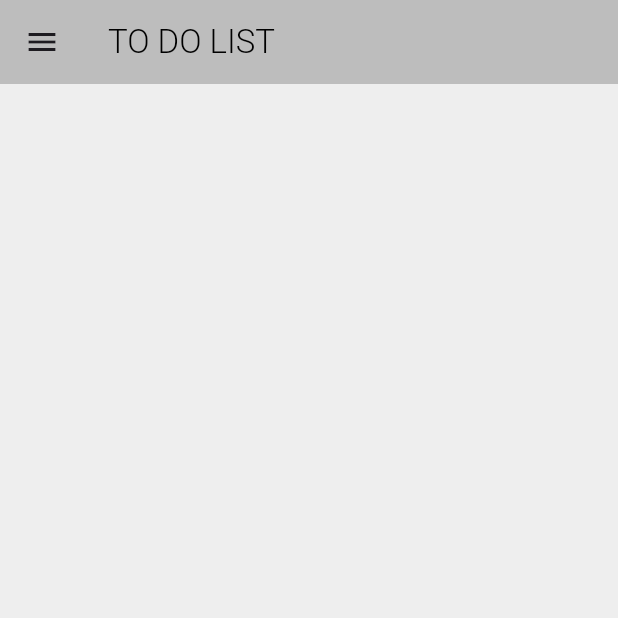
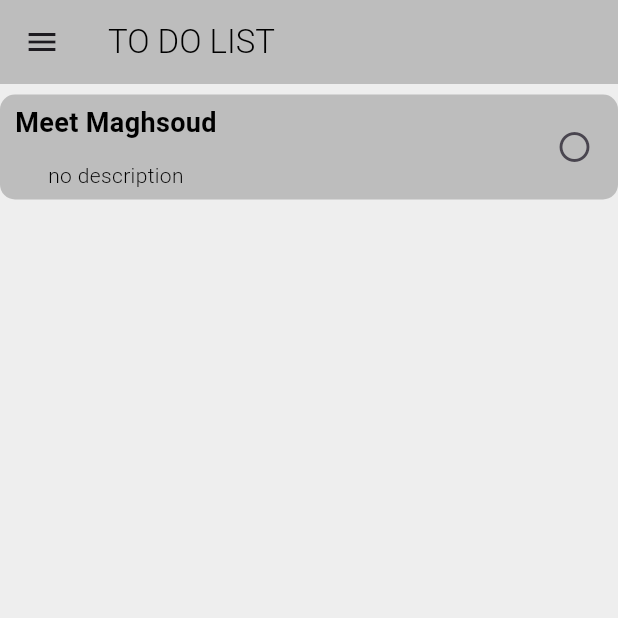
Before and after one commit to Aliamrol/Todolist, a Flutter app: the screen it shows after launch, on a phone screen of 412 x 824 dp, the top half of it. Run offline on Flutter 3.47's test engine with Material 3 defaults, Android fonts, the phone set to English and light mode, and no system bars.

Commit message:
create task item

```diff
--- a/lib/Screens/HomeScreen.dart
+++ b/lib/Screens/HomeScreen.dart
@@ -1,4 +1,5 @@
 import 'package:flutter/material.dart';
+import 'package:task_manager/taskItem.dart';
 
 import '../Task.dart';
 
@@ -10,7 +11,9 @@ class HomeScreen extends StatefulWidget {
 }
 
 class _HomeScreen extends State<HomeScreen> {
-  List<Task> tasks = [];
+  List<Task> tasks = [
+    Task(title: "Meet Maghsoud", id: DateTime.now().microsecondsSinceEpoch)
+  ];
 
   @override
   Widget build(BuildContext context) {
@@ -30,9 +33,12 @@ class _HomeScreen extends State<HomeScreen> {
         children: [
           Expanded(
               child: ListView.builder(
-            itemCount: tasks.length,
-            itemBuilder: (context, index) {},
-          )),
+                  itemCount: tasks.length,
+                  itemBuilder: (BuildContext context, int index) => TaskItem(
+                        title: tasks[index].title,
+                        isDone: tasks[index].isDone,
+                        description: tasks[index].description,
+                      ))),
         ],
       ),
     );
--- /dev/null
+++ b/lib/taskItem.dart
@@ -0,0 +1,57 @@
+import 'package:flutter/cupertino.dart';
+import 'package:flutter/material.dart';
+
+class TaskItem extends StatelessWidget {
+  late String title;
+  late bool isDone;
+  late String? description;
+
+  TaskItem({required this.title, required this.isDone, this.description});
+
+  @override
+  Widget build(BuildContext context) {
+    return GestureDetector(
+      child: Container(
+        height: 70,
+        margin: EdgeInsets.only(top: 7),
+        decoration: BoxDecoration(
+            color: Colors.grey[400], borderRadius: BorderRadius.circular(10)),
+        child: Row(
+          mainAxisAlignment: MainAxisAlignment.spaceBetween,
+          children: [
+            Padding(
+              padding: EdgeInsets.only(left: 10),
+              child: Column(
+                mainAxisAlignment: MainAxisAlignment.spaceAround,
+                children: [
+                  Text(
+                    title,
+                    style: TextStyle(
+                        color: Colors.black,
+                        fontWeight: FontWeight.bold,
+                        fontSize: 18),
+                  ),
+                  Text(
+                    description ?? "no description",
+                    style: TextStyle(
+                        color: Colors.black,
+                        fontSize: 14,
+                        fontWeight: FontWeight.w300),
+                  )
+                ],
+              ),
+            ),
+            Padding(
+              padding: EdgeInsets.only(right: 5),
+              child: IconButton(
+                  onPressed: () {},
+                  icon: isDone
+                      ? Icon(Icons.task_alt)
+                      : Icon(Icons.circle_outlined)),
+            )
+          ],
+        ),
+      ),
+    );
+  }
+}
```
